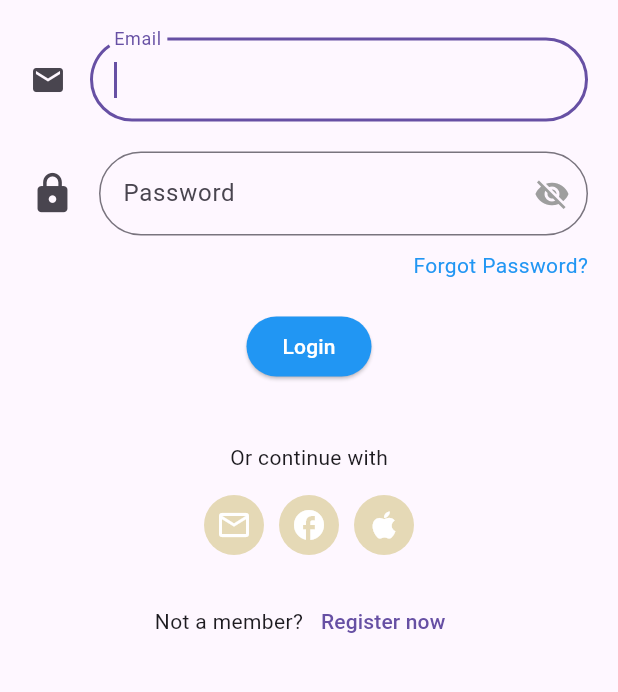
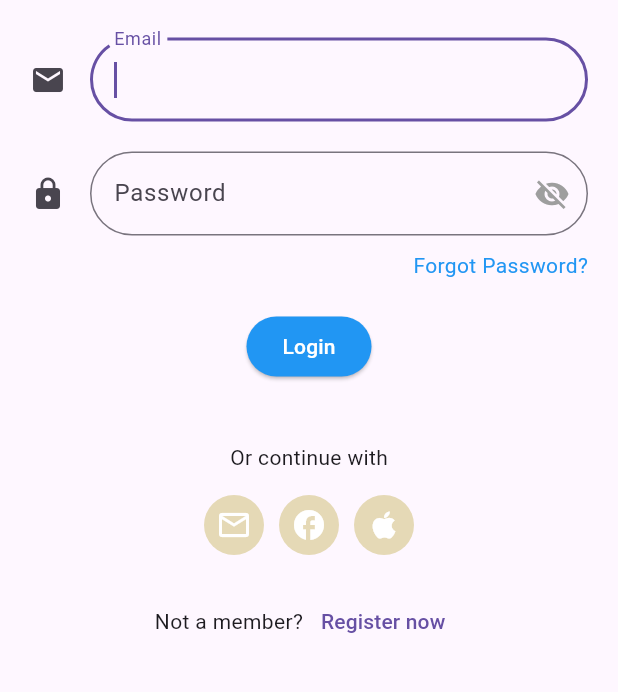
Before and after one commit to justnt47/Study_mobile_application, a Flutter app: the screen it shows after launch, on a phone screen of 412 x 824 dp, the part 459-1151 px from its top. Run offline on Flutter 3.47's test engine with Material 3 defaults, Android fonts, the light colour scheme and no system bars; our stand-ins replace cloud_firestore, firebase_auth, firebase_core, google_sign_in; missing offline and left inert: flutter_image_slider; accounts and stored records are empty.

Commit message:
change size

```diff
--- a/lib/loginPage.dart
+++ b/lib/loginPage.dart
@@ -113,7 +113,6 @@ class _loginPageState extends State<loginPage> {
                     decoration: InputDecoration(
                       icon: Icon(
                         Icons.lock,
-                        size: 30,
                       ),
                       suffixIcon: IconButton(
                         icon: Icon(
```
